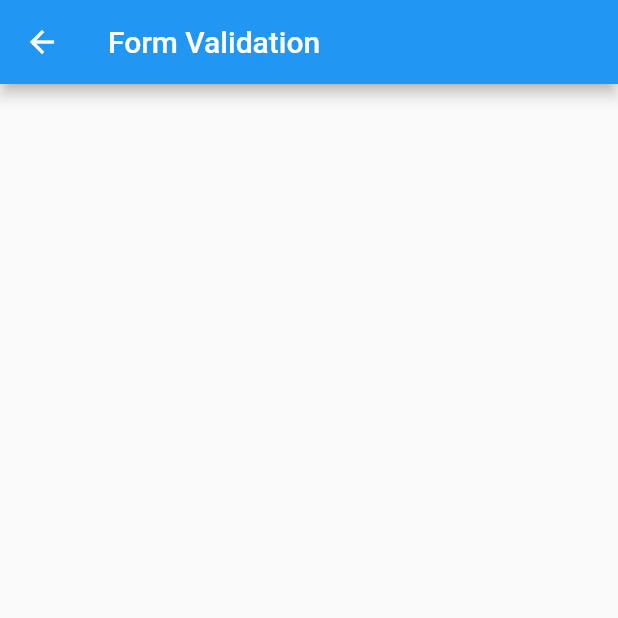
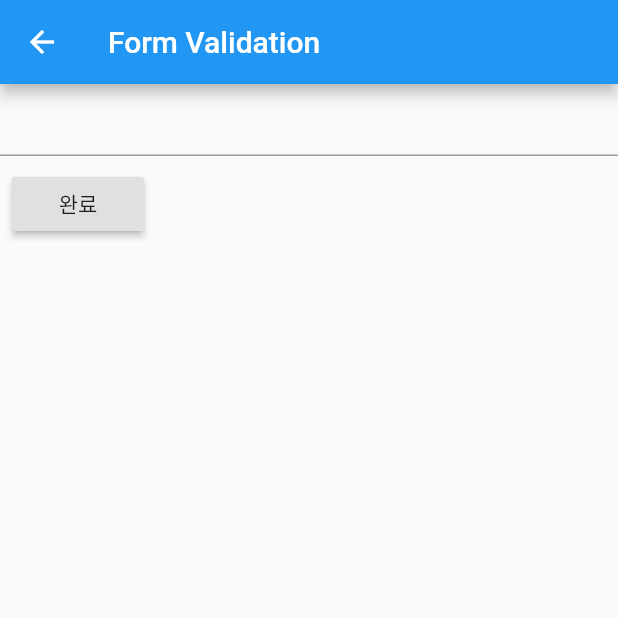
Before and after one commit to freelife1191/flutter_cookbook, a Flutter app: the MyFormValidation screen opened directly, on a phone screen of 412 x 824 dp, the top half of it. Run offline on Flutter 3.47's test engine with Material 2 defaults, Android fonts, the phone set to English and light mode, and no system bars.

Commit message:
Form Validation 구현

```diff
--- a/lib/src/MyFormValidation.dart
+++ b/lib/src/MyFormValidation.dart
@@ -1,18 +1,49 @@
 import 'package:flutter/material.dart';
 
+/**
+ * Form Validation 예제 위젯
+ */
 class MyFormValidation extends StatefulWidget {
   @override
   _MyFormValidationState createState() => _MyFormValidationState();
 }
 
 class _MyFormValidationState extends State<MyFormValidation> {
+  final _formKey = GlobalKey<FormState>(); //Form의 GlobalKey를 만들고 Form의 상태를 알수 있게 하기위해 FormState 제네릭을 추
+
   @override
   Widget build(BuildContext context) {
     return Scaffold(
       appBar: AppBar(
         title: Text('Form Validation'),
       ),
-      body: Container(),
+      body: Form(
+        key: _formKey, //_formKey를 지정하면 이제부터 FormState를 통해 _formKey를 알 수 있게
+          child: Column(
+        crossAxisAlignment: CrossAxisAlignment.start, //완료버튼을 완쪽으로 붙이기
+        children: <Widget>[
+          TextFormField(
+            validator: (value) { //아래에서 validate 체크시 실행
+              if(value.isEmpty) {
+                return '공백은 허용되지 않습니다';
+              }
+            },
+          ),
+          Padding(
+            padding: const EdgeInsets.all(8.0),
+            child: RaisedButton(
+              onPressed: () {
+                if(_formKey.currentState.validate()) { //현재의 formState의 validate 체크
+                  //valid
+                  Scaffold.of(_formKey.currentContext) //formKey의 context를 사용하여 SnackBar 사용
+                      .showSnackBar(SnackBar(content: Text('처리중')));
+                }
+              },
+              child: Text('완료'),
+            ),
+          )
+        ],
+      ))
     );
   }
 }
```
